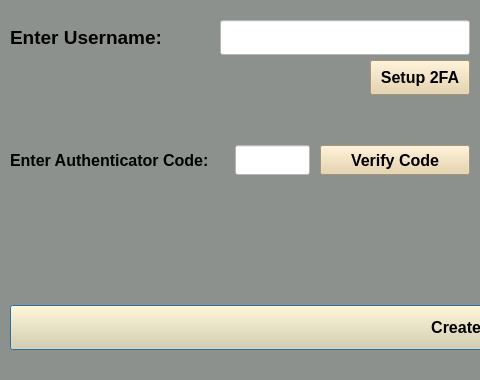
Qt form newaccount.ui (dark-anub1s/CyberVault) before a commit; both pictures show x 0 to 480 and y 270 to 650 of the 980 by 650 pixel window.
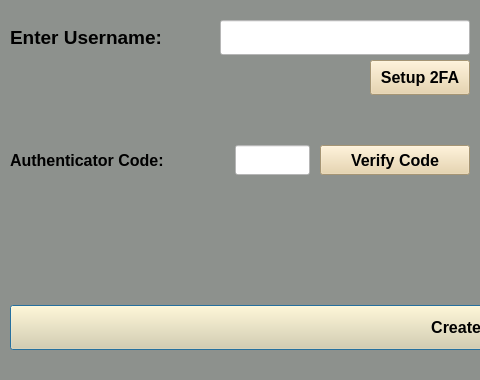
The same form after that commit. Icons and pictures are not drawn.

Patch:
```diff
--- a/newaccount.ui
+++ b/newaccount.ui
@@ -224,7 +224,7 @@
     </font>
    </property>
    <property name="text">
-    <string>Enter Authenticator Code: </string>
+    <string>Authenticator Code: </string>
    </property>
   </widget>
   <widget class="QLineEdit" name="code_entry">
```
